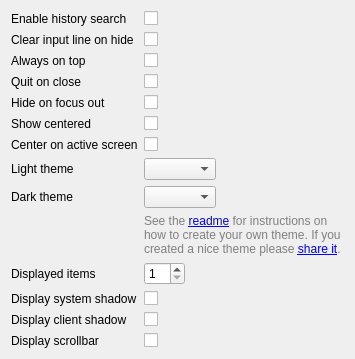
First picture: the form in widgetsboxmodel/src/configwidget.ui, repository albertlauncher/plugins, before the edit.
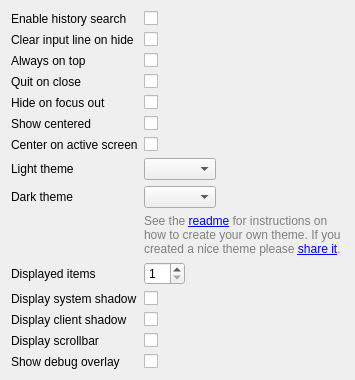
Second picture: the form after the edit.

Commit message: [widgetsboxmodel] Add debug overlay option

```diff
--- a/widgetsboxmodel/src/configwidget.ui
+++ b/widgetsboxmodel/src/configwidget.ui
@@ -18,6 +18,12 @@
    </item>
    <item row="0" column="1">
     <widget class="QCheckBox" name="checkBox_history_search">
+     <property name="sizePolicy">
+      <sizepolicy hsizetype="Fixed" vsizetype="Fixed">
+       <horstretch>0</horstretch>
+       <verstretch>0</verstretch>
+      </sizepolicy>
+     </property>
      <property name="toolTip">
       <string>Use the current input text to filter the input history.</string>
      </property>
@@ -38,6 +44,12 @@
    </item>
    <item row="1" column="1">
     <widget class="QCheckBox" name="checkBox_clearOnHide">
+     <property name="sizePolicy">
+      <sizepolicy hsizetype="Fixed" vsizetype="Fixed">
+       <horstretch>0</horstretch>
+       <verstretch>0</verstretch>
+      </sizepolicy>
+     </property>
      <property name="toolTip">
       <string>Clear the input line when the window is hidden.</string>
      </property>
@@ -64,6 +76,12 @@
    </item>
    <item row="2" column="1">
     <widget class="QCheckBox" name="checkBox_onTop">
+     <property name="sizePolicy">
+      <sizepolicy hsizetype="Fixed" vsizetype="Fixed">
+       <horstretch>0</horstretch>
+       <verstretch>0</verstretch>
+      </sizepolicy>
+     </property>
      <property name="toolTip">
       <string>Let Albert stay on top of all top level windows.</string>
      </property>
@@ -87,6 +105,12 @@
    </item>
    <item row="3" column="1">
     <widget class="QCheckBox" name="checkBox_quit_on_close">
+     <property name="sizePolicy">
+      <sizepolicy hsizetype="Fixed" vsizetype="Fixed">
+       <horstretch>0</horstretch>
+       <verstretch>0</verstretch>
+      </sizepolicy>
+     </property>
      <property name="toolTip">
       <string notr="true">Quit the application when closing Albert. Default behavior is to hide the window.</string>
      </property>
@@ -104,6 +128,12 @@
    </item>
    <item row="4" column="1">
     <widget class="QCheckBox" name="checkBox_hideOnFocusOut">
+     <property name="sizePolicy">
+      <sizepolicy hsizetype="Fixed" vsizetype="Fixed">
+       <horstretch>0</horstretch>
+       <verstretch>0</verstretch>
+      </sizepolicy>
+     </property>
      <property name="toolTip">
       <string>Hide Albert if the window lost focus.</string>
      </property>
@@ -127,6 +157,12 @@
    </item>
    <item row="5" column="1">
     <widget class="QCheckBox" name="checkBox_center">
+     <property name="sizePolicy">
+      <sizepolicy hsizetype="Fixed" vsizetype="Fixed">
+       <horstretch>0</horstretch>
+       <verstretch>0</verstretch>
+      </sizepolicy>
+     </property>
      <property name="toolTip">
       <string>Position the window centered on the screen. See also &quot;Center on active screen&quot;.</string>
      </property>
@@ -141,6 +177,12 @@
    </item>
    <item row="6" column="1">
     <widget class="QCheckBox" name="checkBox_followCursor">
+     <property name="sizePolicy">
+      <sizepolicy hsizetype="Fixed" vsizetype="Fixed">
+       <horstretch>0</horstretch>
+       <verstretch>0</verstretch>
+      </sizepolicy>
+     </property>
      <property name="toolTip">
       <string>Show the window on the active screen (the one containing the mouse cursor) rather than the primary one. This option applies when &quot;Show centered&quot; is activated, but also if the window has to be centered on another screen (e.g. because a display has been disconnected).</string>
      </property>
@@ -273,6 +315,12 @@
    </item>
    <item row="11" column="1">
     <widget class="QCheckBox" name="checkBox_system_shadow">
+     <property name="sizePolicy">
+      <sizepolicy hsizetype="Fixed" vsizetype="Fixed">
+       <horstretch>0</horstretch>
+       <verstretch>0</verstretch>
+      </sizepolicy>
+     </property>
      <property name="toolTip">
       <string>Tell the system to draw a shadow around the window. Note that on some systems this may look pretty ugly. Use the client shadow in this case.</string>
      </property>
@@ -293,6 +341,12 @@
    </item>
    <item row="12" column="1">
     <widget class="QCheckBox" name="checkBox_client_shadow">
+     <property name="sizePolicy">
+      <sizepolicy hsizetype="Fixed" vsizetype="Fixed">
+       <horstretch>0</horstretch>
+       <verstretch>0</verstretch>
+      </sizepolicy>
+     </property>
      <property name="toolTip">
       <string>Draw a shadow on the client side.</string>
      </property>
@@ -316,11 +370,37 @@
    </item>
    <item row="13" column="1">
     <widget class="QCheckBox" name="checkBox_scrollbar">
+     <property name="sizePolicy">
+      <sizepolicy hsizetype="Fixed" vsizetype="Fixed">
+       <horstretch>0</horstretch>
+       <verstretch>0</verstretch>
+      </sizepolicy>
+     </property>
      <property name="toolTip">
       <string>Displays a scrollbar in the results list.</string>
      </property>
     </widget>
    </item>
+   <item row="14" column="0">
+    <widget class="QLabel" name="label_debugOverlay">
+     <property name="text">
+      <string>Show debug overlay</string>
+     </property>
+    </widget>
+   </item>
+   <item row="14" column="1">
+    <widget class="QCheckBox" name="checkBox_debugOverlay">
+     <property name="sizePolicy">
+      <sizepolicy hsizetype="Fixed" vsizetype="Fixed">
+       <horstretch>0</horstretch>
+       <verstretch>0</verstretch>
+      </sizepolicy>
+     </property>
+     <property name="text">
+      <string/>
+     </property>
+    </widget>
+   </item>
   </layout>
  </widget>
  <tabstops>
```
Left out of the diff: 2 changed lines with no effect on the pictures. The commit also changes 6 other files.
